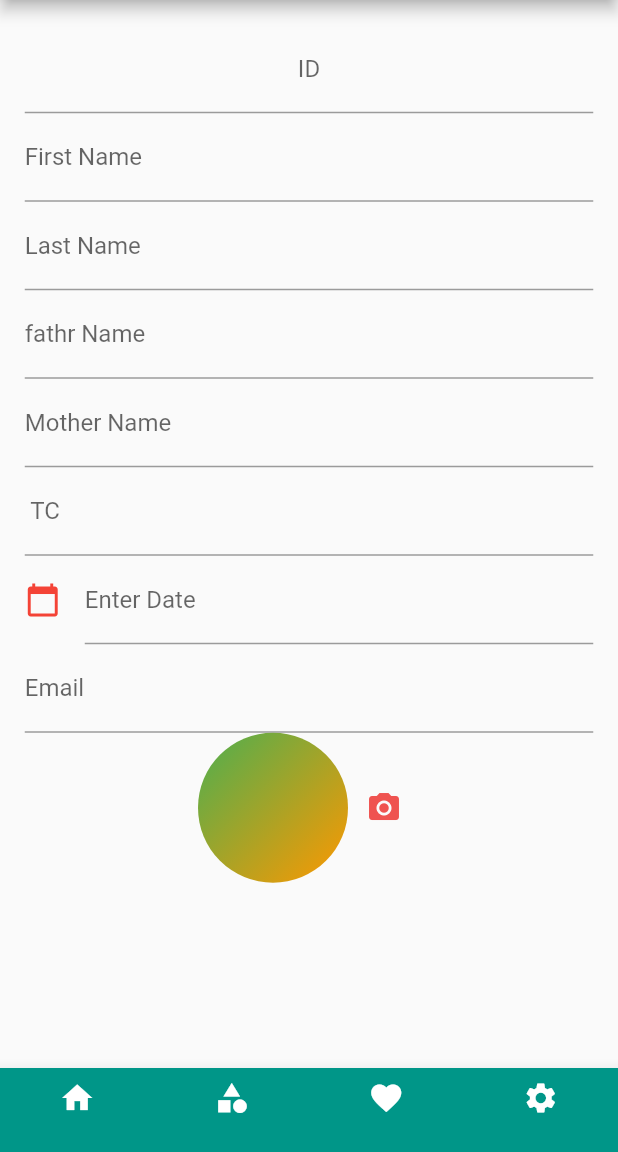
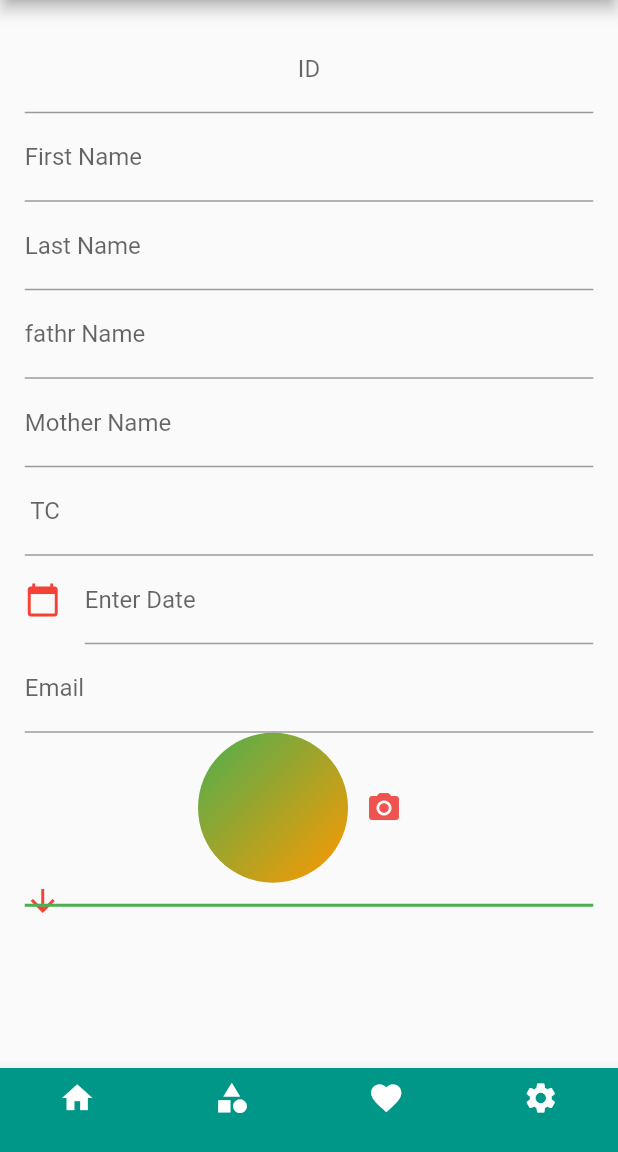
Before and after one commit to HaldunMatar/flutterEducation, a Flutter app: the screen it shows after launch, in the side drawer, after a tap on the "save" icon, on a phone screen of 412 x 824 dp, the part 84-1236 px from its top. Run offline on Flutter 3.47's test engine with Material 2 defaults, Android fonts, the phone set to English and light mode, and no system bars; our stand-ins replace image_picker, infinite_scroll_pagination, validators.

```diff
--- a/lib/main.dart
+++ b/lib/main.dart
@@ -1,8 +1,7 @@
-import 'package:education/providers/student.dart';
+import 'package:education/model/student.dart';
 import 'package:education/providers/students.dart';
 import 'package:education/screens/list_student.dart';
 import 'package:education/screens/student_form.dart';
-import 'package:education/screens/studentsScreen.dart';
 import 'package:flutter/material.dart';
 import 'package:infinite_scroll_pagination/infinite_scroll_pagination.dart';
 import 'package:provider/provider.dart';
--- /dev/null
+++ b/lib/model/setting.dart
@@ -0,0 +1,7 @@
+import 'package:flutter/foundation.dart';
+
+class Setting {
+  static const basicUrl = kIsWeb ? 'localhost:8080' : '10.0.2.2:8080';
+  //static const basicUrl = 'localhost:8080';
+
+}
--- a/lib/providers/student.dart
+++ b/lib/model/student.dart
@@ -6,6 +6,7 @@ class Student with ChangeNotifier {
   String lastName;
   String email;
   DateTime? brithDate;
+  int? grade;
 
   Student({
     this.id,
@@ -13,5 +14,6 @@ class Student with ChangeNotifier {
     required this.lastName,
     required this.email,
     required this.brithDate,
+    this.grade,
   });
 }
--- a/lib/screens/list_grade.dart
+++ b/lib/screens/list_grade.dart
@@ -5,6 +5,7 @@ import 'package:infinite_scroll_pagination/infinite_scroll_pagination.dart';
 import 'package:provider/provider.dart';
 
 import '../model/grade.dart';
+import '../providers/grades.dart';
 
 class GradeListView extends StatefulWidget {
   static const routeName = '/GradeListView';
@@ -33,7 +34,7 @@ class _GradeListViewState extends State<GradeListView> {
 
     print('_fetchGradePage');
     try {
-      final newItems = await Provider.of<Students>(context, listen: false)
+      final newItems = await Provider.of<Grades>(context, listen: false)
           .getGradeListByPage(pageKey, _pageSize);
       final isLastPage = newItems.length < _pageSize;
 
@@ -72,7 +73,7 @@ class _GradeListViewState extends State<GradeListView> {
                 title: Text(item.nameEn),
                 subtitle: Text(item.id.toString()),
                 trailing: Icon(
-                  Icons.person_remove,
+                  Icons.chair,
                   color: Colors.red,
                 ),
               ),
--- a/lib/screens/student_form.dart
+++ b/lib/screens/student_form.dart
@@ -1,7 +1,8 @@
 import 'dart:io';
+import 'package:education/providers/grades.dart';
 import 'package:intl/intl.dart';
 import 'package:education/model/app_drawer.dart';
-import 'package:education/providers/student.dart';
+import 'package:education/model/student.dart';
 import 'package:education/providers/students.dart';
 import 'package:flutter/material.dart';
 import 'package:image_picker/image_picker.dart';
@@ -10,6 +11,8 @@ import 'package:validators/validators.dart';
 import 'package:provider/provider.dart';
 import 'package:path/path.dart' as path;
 import 'package:flutter/foundation.dart' show kIsWeb;
+
+import '../model/grade.dart';
 
 class StudenForm extends StatefulWidget {
   static const routeName = '/StudenForm';
@@ -21,9 +24,34 @@ class StudenForm extends StatefulWidget {
 }
 
 class _StudenFormState extends State<StudenForm> {
-  Student? _editeStudent;
+  Student? _editeStudent = new Student(
+      firstName: "dd",
+      lastName: 'dfdfhd',
+      email: 'ghjgf',
+      brithDate: DateTime.now());
   File? _imageFile;
   TextEditingController dateinput = TextEditingController();
+
+  List<Grade> itemsGrade = [];
+
+  var DropdownButtonGrade = null;
+  //Future<List<String>> items = await getGateList();
+  // ignore: unused_element
+
+  Future<void> getGradeList() async {
+    itemsGrade = await Provider.of<Grades>(context, listen: false)
+        .getGradeListByPage(0, 50);
+
+    // items = newItems.map((e) => e.nameAr).toList();
+  }
+
+  @override
+  void initState() {
+    // getGateList();
+    getGradeList();
+    super.initState();
+  }
+
   // ignore: unused_element
   Future<void> uploadImage(String inputSource) async {
     final picker = ImagePicker();
@@ -61,11 +89,12 @@ class _StudenFormState extends State<StudenForm> {
   //**************************************** */
 
   Future<void> _saveForm() async {
-    _editeStudent = new Student(
+    /* _editeStudent = new Student(
         firstName: "dd",
         lastName: 'dfdfhd',
         email: 'ghjgf',
-        brithDate: DateTime.now());
+        brithDate: DateTime.now());*/
+
     final isValid = _formKey.currentState?.validate();
     if (!isValid!) {
       return;
@@ -73,6 +102,7 @@ class _StudenFormState extends State<StudenForm> {
 
     _formKey.currentState?.save();
     if (_editeStudent != null) {
+      _editeStudent?.grade = 10;
       await Provider.of<Students>(context, listen: false)
           .addStudent(_editeStudent!);
     } else {}
@@ -126,7 +156,6 @@ class _StudenFormState extends State<StudenForm> {
                   },
                   keyboardType: TextInputType.number,
                 ),
-
                 TextFormField(
                   decoration: InputDecoration(label: Text('First Name ')),
                   validator: (value) {
@@ -231,7 +260,6 @@ class _StudenFormState extends State<StudenForm> {
                   },
                   keyboardType: TextInputType.text,
                 ),
-
                 TextFormField(
                   decoration: InputDecoration(label: Text(' TC ')),
                   validator: (value) {
@@ -316,7 +344,6 @@ class _StudenFormState extends State<StudenForm> {
                   },
                   onFieldSubmitted: (value) {
                     print('onFieldSubmitted');
-
                     print('updatedDt ' + value);
                   },
                   keyboardType: TextInputType.datetime,
@@ -341,7 +368,6 @@ class _StudenFormState extends State<StudenForm> {
                       ? null
                       : "Invalid Email",
                 ),
-
                 Row(
                   mainAxisAlignment: MainAxisAlignment.center,
                   children: [
@@ -384,7 +410,36 @@ class _StudenFormState extends State<StudenForm> {
                         )),
                   ],
                 ),
-                //  Image(image: FileImage(File(path))),
+                DropdownButton<Grade>(
+                    value: DropdownButtonGrade,
+                    icon: const Icon(Icons.arrow_downward, color: Colors.red),
+                    elevation: 16,
+                    // style: const TextStyle(color: Color.fromARGB(255, 5, 1, 0)),
+                    underline: Container(
+                      height: 2,
+                      color: Colors.green,
+                    ),
+                    items:
+                        itemsGrade.map<DropdownMenuItem<Grade>>((Grade value) {
+                      print('itemsGrade =  $itemsGrade.length');
+                      return DropdownMenuItem<Grade>(
+                        value: value,
+                        child: Text(value.nameAr),
+                      );
+                    }).toList(),
+                    itemHeight: 50,
+                    onChanged: (value) {
+                      setState(() {
+                        DropdownButtonGrade = value;
+
+                        _editeStudent = Student(
+                            firstName: _editeStudent!.firstName,
+                            lastName: _editeStudent!.lastName,
+                            email: _editeStudent!.email,
+                            brithDate: _editeStudent!.brithDate,
+                            grade: value?.id);
+                      });
+                    })
               ],
             ),
           ),
```
Also changed, not shown: lib/providers/grades.dart (+58 -0 lines), lib/providers/students.dart (+14 -62 lines), lib/screens/studentsScreen.dart (deleted, +0 -43 lines).
